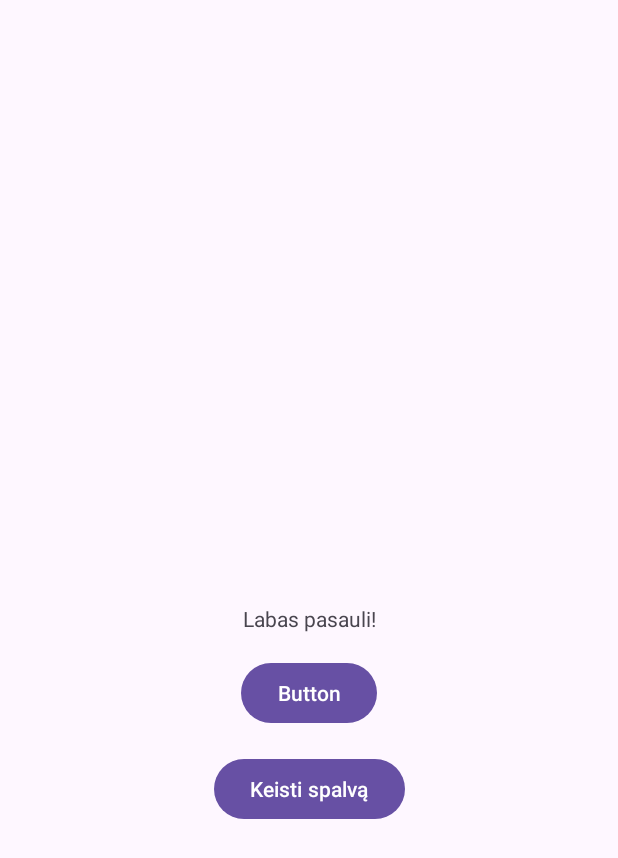
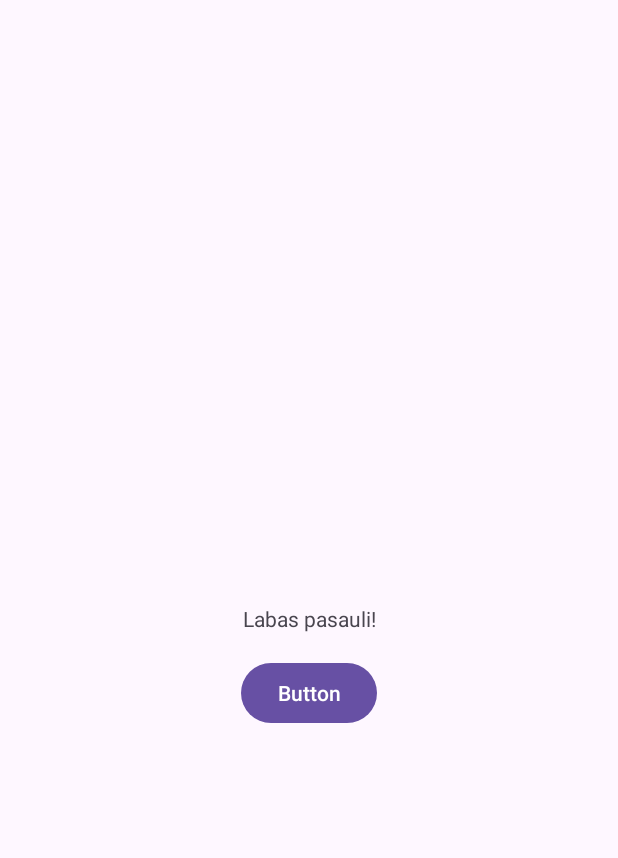
Before and after one commit to deimenasal-source/HelloWorldd, an Android app: the screen it shows after launch (MainActivity), after a tap on "Button", on a phone screen of 412 x 824 dp. Shown: the top 858 px of the screen. Run offline under Robolectric (Android 15) with nearby library versions, the phone set to English and light mode, and no system bars.

Commit message:
Revert "Add button to change text color"
This reverts commit cf1731518eb48e2d4d71ef226f19b9c49f63eb91.

```diff
--- a/app/src/main/java/com/example/helloworld/MainActivity.java
+++ b/app/src/main/java/com/example/helloworld/MainActivity.java
@@ -9,7 +9,6 @@ import androidx.core.view.ViewCompat;
 import androidx.core.view.WindowInsetsCompat;
 import android.widget.Button;
 import android.widget.TextView;
-import android.graphics.Color;
 
 public class MainActivity extends AppCompatActivity {
 
@@ -20,13 +19,9 @@ public class MainActivity extends AppCompatActivity {
         setContentView(R.layout.activity_main);
         TextView textView = findViewById(R.id.textView);
         Button button = findViewById(R.id.button);
-        Button buttonColor = findViewById(R.id.buttonColor);
 
         button.setOnClickListener(v -> {
             textView.setText("Labas pasauli!");
-        });
-        buttonColor.setOnClickListener(v -> {
-            textView.setTextColor(Color.RED);
         });
         ViewCompat.setOnApplyWindowInsetsListener(findViewById(R.id.main), (v, insets) -> {
             Insets systemBars = insets.getInsets(WindowInsetsCompat.Type.systemBars());
--- a/app/src/main/res/layout/activity_main.xml
+++ b/app/src/main/res/layout/activity_main.xml
@@ -27,14 +27,4 @@
         app:layout_constraintStart_toStartOf="parent"
         app:layout_constraintTop_toBottomOf="@id/textView" />
 
-    <Button
-        android:id="@+id/buttonColor"
-        android:layout_width="wrap_content"
-        android:layout_height="wrap_content"
-        android:text="Keisti spalvą"
-        android:layout_marginTop="16dp"
-        app:layout_constraintEnd_toEndOf="parent"
-        app:layout_constraintStart_toStartOf="parent"
-        app:layout_constraintTop_toBottomOf="@id/button" />
-
 </androidx.constraintlayout.widget.ConstraintLayout>
```
